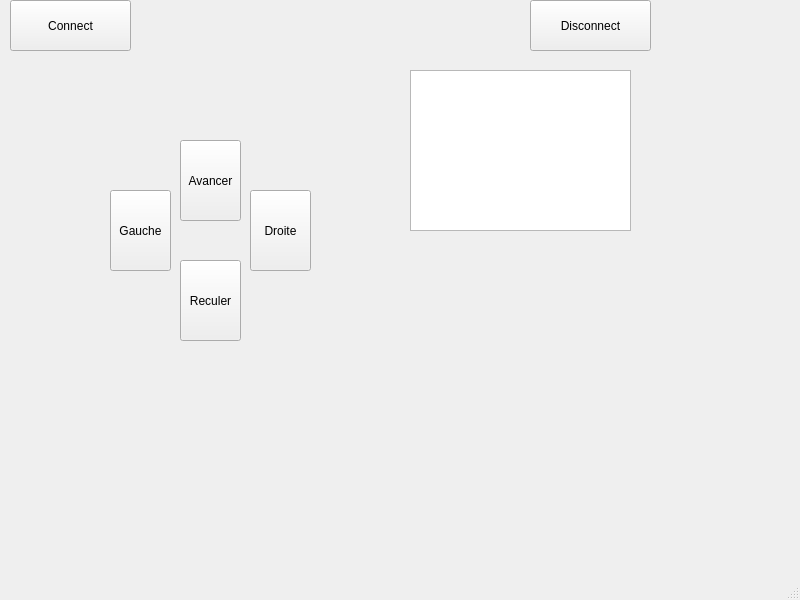
Lasrabane/Projet_Wifibot, file mainwindow.ui: the form before one commit.
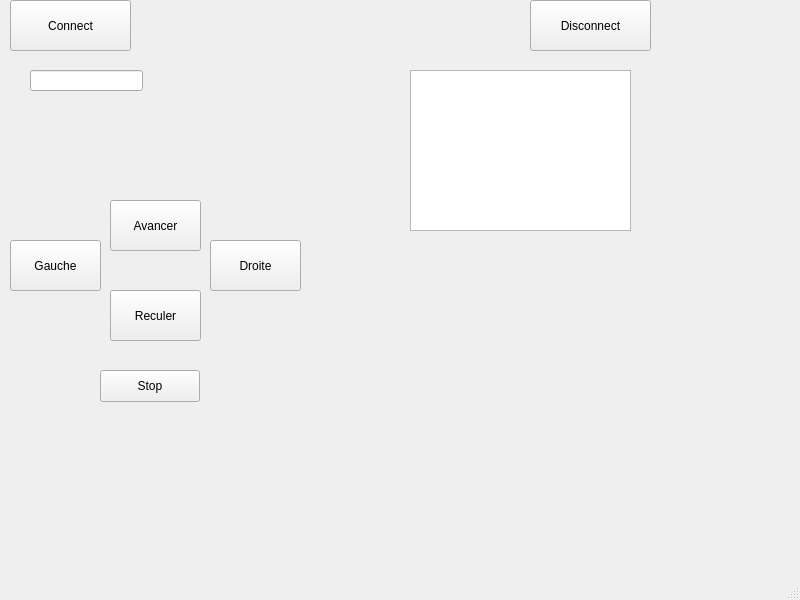
The form after the commit.

Diff of the .ui file:
```diff
--- a/mainwindow.ui
+++ b/mainwindow.ui
@@ -17,10 +17,10 @@
    <widget class="QPushButton" name="avancerButton">
     <property name="geometry">
      <rect>
-      <x>180</x>
-      <y>140</y>
-      <width>61</width>
-      <height>81</height>
+      <x>110</x>
+      <y>200</y>
+      <width>91</width>
+      <height>51</height>
      </rect>
     </property>
     <property name="text">
@@ -30,10 +30,10 @@
    <widget class="QPushButton" name="gaucheButton">
     <property name="geometry">
      <rect>
-      <x>110</x>
-      <y>190</y>
-      <width>61</width>
-      <height>81</height>
+      <x>10</x>
+      <y>240</y>
+      <width>91</width>
+      <height>51</height>
      </rect>
     </property>
     <property name="text">
@@ -43,10 +43,10 @@
    <widget class="QPushButton" name="droiteButton">
     <property name="geometry">
      <rect>
-      <x>250</x>
-      <y>190</y>
-      <width>61</width>
-      <height>81</height>
+      <x>210</x>
+      <y>240</y>
+      <width>91</width>
+      <height>51</height>
      </rect>
     </property>
     <property name="text">
@@ -56,10 +56,10 @@
    <widget class="QPushButton" name="reculerButton">
     <property name="geometry">
      <rect>
-      <x>180</x>
-      <y>260</y>
-      <width>61</width>
-      <height>81</height>
+      <x>110</x>
+      <y>290</y>
+      <width>91</width>
+      <height>51</height>
      </rect>
     </property>
     <property name="text">
@@ -102,6 +102,29 @@
      <string>Connect</string>
     </property>
    </widget>
+   <widget class="QLineEdit" name="vitesse_robot">
+    <property name="geometry">
+     <rect>
+      <x>30</x>
+      <y>70</y>
+      <width>113</width>
+      <height>21</height>
+     </rect>
+    </property>
+   </widget>
+   <widget class="QPushButton" name="pushButton">
+    <property name="geometry">
+     <rect>
+      <x>100</x>
+      <y>370</y>
+      <width>100</width>
+      <height>32</height>
+     </rect>
+    </property>
+    <property name="text">
+     <string>Stop</string>
+    </property>
+   </widget>
   </widget>
   <widget class="QMenuBar" name="menubar">
    <property name="geometry">
```
